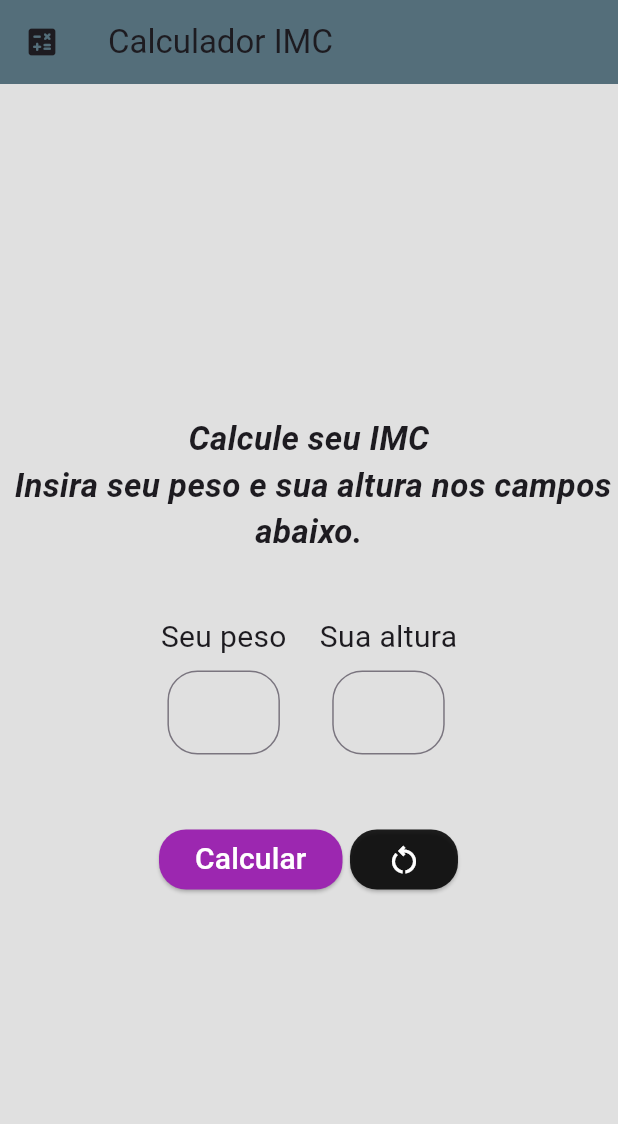
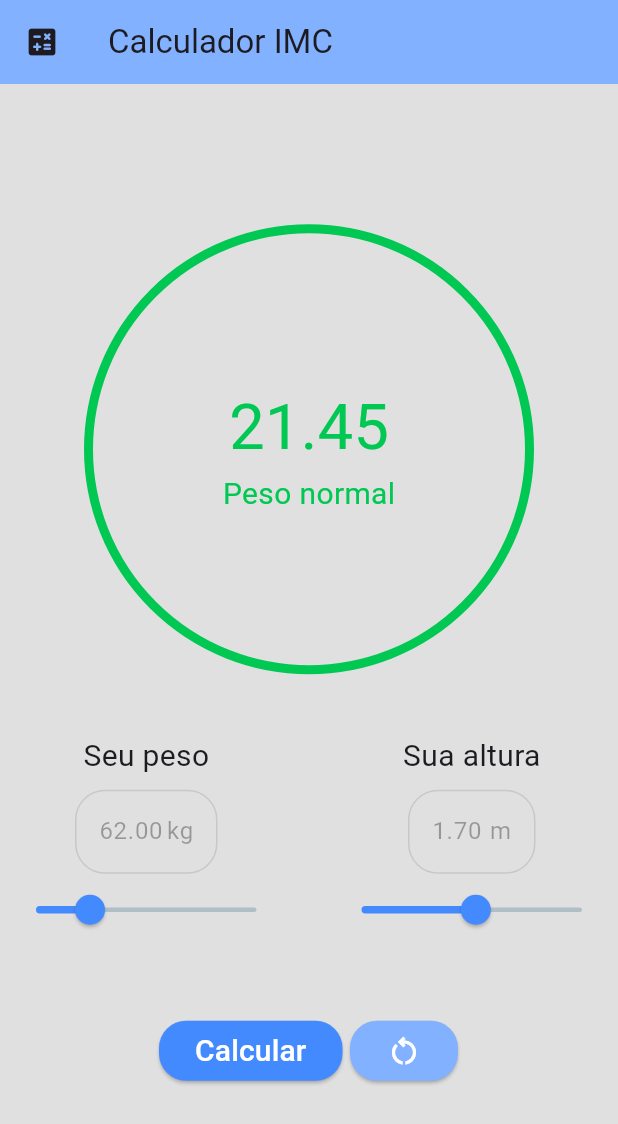
Before and after one commit to diegossantana/calculadoraimc, a Flutter app: the screen it shows after launch, after a tap on "Calcular", on a phone screen of 412 x 824 dp. Shown: the top 1124 px of the screen. Run offline on Flutter 3.47's test engine with Material 3 defaults, Android fonts, the phone set to English and light mode, and no system bars.

Commit message:
Melhor estrutura e layout

```diff
--- /dev/null
+++ b/lib/alert_message.dart
@@ -0,0 +1,18 @@
+import 'package:flutter/material.dart';
+
+class AlertMessage extends StatelessWidget {
+  const AlertMessage({super.key});
+
+  @override
+  Widget build(BuildContext context) {
+    return Text(
+      'Calcule seu IMC \n Insira seu peso e sua altura nos campos abaixo.',
+      style: TextStyle(
+        fontSize: 22,
+        fontWeight: FontWeight.bold,
+        fontStyle: FontStyle.italic,
+      ),
+      textAlign: TextAlign.center,
+    );
+  }
+}
--- /dev/null
+++ b/lib/info_imc.dart
@@ -0,0 +1,39 @@
+import 'package:flutter/material.dart';
+
+class InfoImc extends StatelessWidget {
+  const InfoImc({
+    super.key,
+    required this.corResultado,
+    required this.imc,
+    required this.classificacao,
+  });
+
+  final Color? corResultado;
+  final double? imc;
+  final String? classificacao;
+
+  @override
+  Widget build(BuildContext context) {
+    return Container(
+      width: 300,
+      height: 300,
+      decoration: BoxDecoration(
+        borderRadius: BorderRadius.circular(150),
+        border: Border.all(width: 6, color: corResultado!),
+      ),
+      child: Column(
+        mainAxisAlignment: MainAxisAlignment.center,
+        children: [
+          Text(
+            imc!.toStringAsFixed(2),
+            style: TextStyle(fontSize: 42, color: corResultado),
+          ),
+          Text(
+            classificacao!,
+            style: TextStyle(fontSize: 20, color: corResultado),
+          ),
+        ],
+      ),
+    );
+  }
+}
--- a/lib/minha_calculadora_de_imc.dart
+++ b/lib/minha_calculadora_de_imc.dart
@@ -1,3 +1,5 @@
+import 'package:calculadoraimc/alert_message.dart';
+import 'package:calculadoraimc/info_imc.dart';
 import 'package:flutter/material.dart';
 
 class MinhaCalculadoraDeImc extends StatefulWidget {
@@ -15,10 +17,15 @@ class _MinhaCalculadoraDeImcState extends State<MinhaCalculadoraDeImc> {
   String? classificacao;
   Color? corResultado;
 
+  double? valorAltura = 1.70;
+  double? valorPeso = 62;
+
   @override
   void initState() {
-    pesoController = TextEditingController(text: '');
-    alturaController = TextEditingController(text: '');
+    pesoController = TextEditingController(text: valorPeso!.toStringAsFixed(2));
+    alturaController = TextEditingController(
+      text: valorAltura!.toStringAsFixed(2),
+    );
     imc = -1;
     classificacao = '';
     corResultado = Colors.white;
@@ -39,7 +46,7 @@ class _MinhaCalculadoraDeImcState extends State<MinhaCalculadoraDeImc> {
       appBar: AppBar(
         title: Text('Calculador IMC'),
         leading: Icon(Icons.calculate_rounded),
-        backgroundColor: Colors.blueGrey.shade600,
+        backgroundColor: Colors.blueAccent.shade100,
       ),
       body: Container(
         width: double.infinity,
@@ -48,79 +55,19 @@ class _MinhaCalculadoraDeImcState extends State<MinhaCalculadoraDeImc> {
           crossAxisAlignment: CrossAxisAlignment.center,
           children: [
             imc == -1
-                ? Text(
-                  'Calcule seu IMC \n Insira seu peso e sua altura nos campos abaixo.',
-                  style: TextStyle(
-                    fontSize: 22,
-                    fontWeight: FontWeight.bold,
-                    fontStyle: FontStyle.italic,
-                  ),
-                  textAlign: TextAlign.center,
-                )
-                : Container(
-                  width: 300,
-                  height: 300,
-                  decoration: BoxDecoration(
-                    borderRadius: BorderRadius.circular(150),
-                    border: Border.all(width: 6, color: corResultado!),
-                  ),
-                  child: Column(
-                    mainAxisAlignment: MainAxisAlignment.center,
-                    children: [
-                      Text(
-                        imc!.toStringAsFixed(2),
-                        style: TextStyle(fontSize: 42, color: corResultado),
-                      ),
-                      Text(
-                        classificacao!,
-                        style: TextStyle(fontSize: 20, color: corResultado),
-                      ),
-                    ],
-                  ),
+                ? AlertMessage()
+                : InfoImc(
+                  corResultado: corResultado,
+                  imc: imc,
+                  classificacao: classificacao,
                 ),
             SizedBox(height: 40),
             Row(
               mainAxisAlignment: MainAxisAlignment.center,
               children: [
-                Column(
-                  children: [
-                    Text('Seu peso', style: TextStyle(fontSize: 20)),
-                    SizedBox(height: 8),
-                    Container(
-                      width: 75,
-                      child: TextField(
-                        controller: pesoController,
-                        decoration: InputDecoration(
-                          border: OutlineInputBorder(
-                            borderRadius: BorderRadius.circular(20),
-                          ),
-                          suffixText: 'kg',
-                        ),
-                        keyboardType: TextInputType.number,
-                      ),
-                    ),
-                  ],
-                ),
+                Expanded(child: onPesoTextFieldSlider()),
                 SizedBox(width: 22),
-                Column(
-                  children: [
-                    Text('Sua altura', style: TextStyle(fontSize: 20)),
-                    SizedBox(height: 8),
-                    Container(
-                      width: 75,
-                      child: TextField(
-                        controller: alturaController,
-                        decoration: InputDecoration(
-                          border: OutlineInputBorder(
-                            borderRadius: BorderRadius.circular(20),
-                          ),
-                          suffixText: 'm',
-                        ),
-                        keyboardType: TextInputType.number,
-                      ),
-                    ),
-                  ],
-                ),
+                Expanded(child: onAlturaTextFieldSlider()),
               ],
             ),
             SizedBox(height: 40),
@@ -129,7 +76,33 @@ class _MinhaCalculadoraDeImcState extends State<MinhaCalculadoraDeImc> {
               height: 60,
               child: Row(
                 children: [
-                  ElevatedButton(
+                  onBotaoCalcular(),
+                  SizedBox(width: 5),
+                  onBotaoResetar(),
+                ],
+              ),
+            ),
+          ],
+        ),
+      ),
+    );
+  }
+
+  ElevatedButton onBotaoResetar() {
+    return ElevatedButton(
+      onPressed: resetFields,
+      style: ElevatedButton.styleFrom(
+        backgroundColor: Colors.blueAccent.shade100,
+        shape: RoundedRectangleBorder(
+          borderRadius: BorderRadius.circular(18), // Borda arredondada
+        ),
+      ),
+      child: Icon(Icons.restart_alt_outlined, color: Colors.white, size: 24),
+    );
+  }
+
+  ElevatedButton onBotaoCalcular() {
+    return ElevatedButton(
       onPressed: () {
         try {
           double peso = double.parse(pesoController!.text);
@@ -144,41 +117,93 @@ class _MinhaCalculadoraDeImcState extends State<MinhaCalculadoraDeImc> {
         }
       },
       style: ElevatedButton.styleFrom(
-                      backgroundColor: Colors.purple,
+        backgroundColor: Colors.blueAccent,
         shape: RoundedRectangleBorder(
-                        borderRadius: BorderRadius.circular(
-                          18,
-                        ), // Borda arredondada
+          borderRadius: BorderRadius.circular(18), // Borda arredondada
         ),
       ),
       child: Text(
         'Calcular',
         style: TextStyle(fontSize: 20, color: Colors.white),
       ),
+    );
+  }
+
+  Column onAlturaTextFieldSlider() {
+    return Column(
+      children: [
+        Text('Sua altura', style: TextStyle(fontSize: 20)),
+        SizedBox(height: 8),
+        Container(
+          width: 85,
+          child: TextField(
+            enabled: false,
+            controller: alturaController,
+            decoration: InputDecoration(
+              border: OutlineInputBorder(
+                borderRadius: BorderRadius.circular(20),
               ),
-                  SizedBox(width: 5),
-                  ElevatedButton(
-                    onPressed: resetFields,
-                    style: ElevatedButton.styleFrom(
-                      backgroundColor: Colors.black87,
-                      shape: RoundedRectangleBorder(
-                        borderRadius: BorderRadius.circular(
-                          18,
-                        ), // Borda arredondada
+              suffixText: 'm',
+            ),
+            keyboardType: TextInputType.number,
           ),
         ),
-                    child: Icon(
-                      Icons.restart_alt_outlined,
-                      color: Colors.white,
-                      size: 24,
+        SliderTheme(
+          data: SliderThemeData(trackHeight: 3),
+          child: Slider(
+            activeColor: Colors.blueAccent,
+            inactiveColor: Colors.blueGrey.shade200,
+            value: valorAltura!,
+            onChanged: (altura) {
+              setState(() {
+                valorAltura = altura;
+                alturaController!.text = altura.toStringAsFixed(2);
+              });
+            },
+            min: 0.30,
+            max: 3.00,
           ),
         ),
       ],
+    );
+  }
+
+  Column onPesoTextFieldSlider() {
+    return Column(
+      children: [
+        Text('Seu peso', style: TextStyle(fontSize: 20)),
+        SizedBox(height: 8),
+        Container(
+          width: 95,
+          child: TextField(
+            enabled: false,
+            controller: pesoController,
+            decoration: InputDecoration(
+              border: OutlineInputBorder(
+                borderRadius: BorderRadius.circular(20),
+              ),
+              suffixText: 'kg',
+            ),
+            keyboardType: TextInputType.number,
+          ),
+        ),
+        SliderTheme(
+          data: SliderThemeData(trackHeight: 3),
+          child: Slider(
+            activeColor: Colors.blueAccent,
+            inactiveColor: Colors.blueGrey.shade200,
+            value: valorPeso!,
+            onChanged: (peso) {
+              setState(() {
+                valorPeso = peso;
+                pesoController!.text = valorPeso!.toStringAsFixed(2);
+              });
+            },
+            min: 1,
+            max: 250,
           ),
         ),
       ],
-        ),
-      ),
     );
   }
 
@@ -220,8 +245,14 @@ class _MinhaCalculadoraDeImcState extends State<MinhaCalculadoraDeImc> {
 
   void resetFields() {
     setState(() {
-      pesoController = TextEditingController(text: '');
-      alturaController = TextEditingController(text: '');
+      valorAltura = 1.70;
+      valorPeso = 62;
+      pesoController = TextEditingController(
+        text: valorPeso!.toStringAsFixed(2),
+      );
+      alturaController = TextEditingController(
+        text: valorAltura!.toStringAsFixed(2),
+      );
       imc = -1;
       classificacao = '';
       corResultado = Colors.black;
```
Lines whose indentation alone changed are shown as unchanged.
